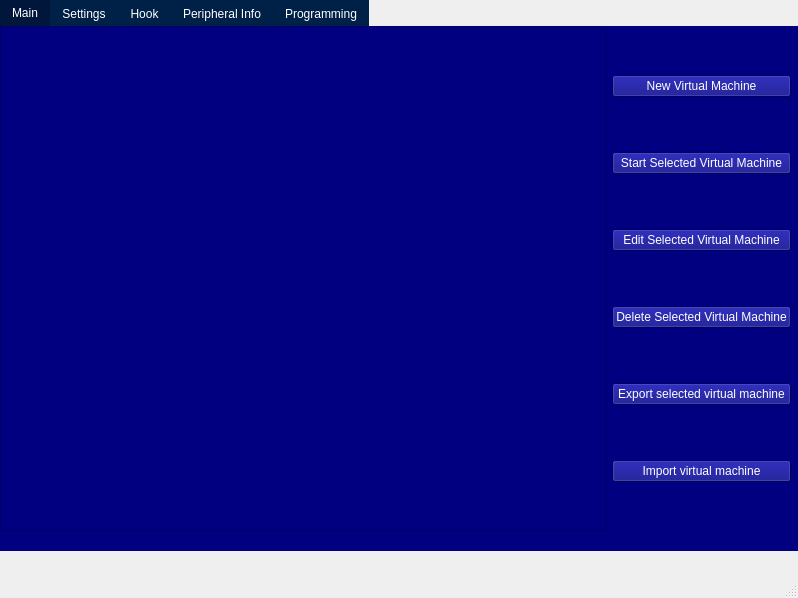
Above: ui/Main.ui from wjqsec/EmuGUI before the change. Below: the same form after it.
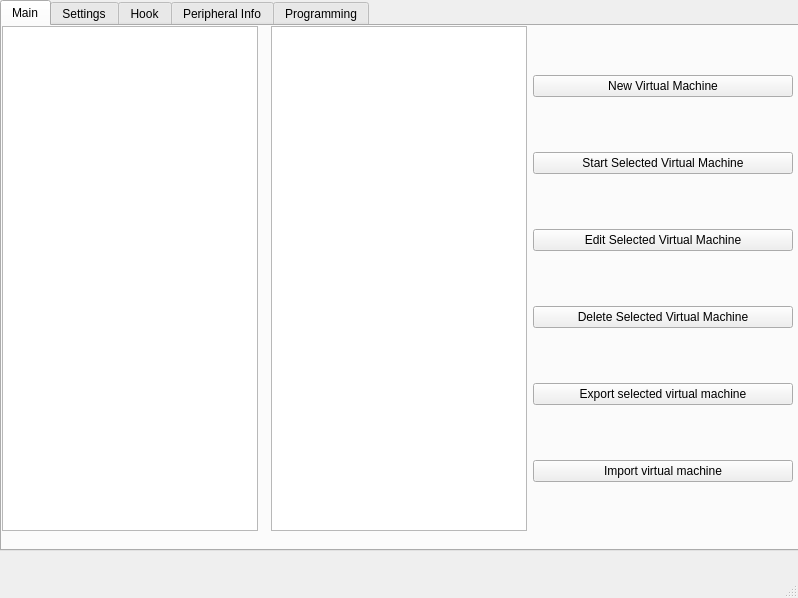
That is the form after the change.

```diff
--- a/ui/Main.ui
+++ b/ui/Main.ui
@@ -32,12 +32,6 @@
        <property name="currentIndex">
         <number>0</number>
        </property>
-       <property name="styleSheet">
-       <string notr="true">QTabWidget#tabWidget::pane { background: navy; }
-      QTabWidget#tabWidget QWidget { background: navy; color: white; }
-      QTabBar::tab { background: #002147; color: white; }
-      QTabBar::tab:selected { background: #00163a; }</string>
-      </property>
        <widget class="QWidget" name="tab">
         <property name="locale">
          <locale language="English" country="UnitedStates"/>
@@ -55,10 +49,7 @@
           </rect>
          </property>
          <layout class="QGridLayout" name="gridLayout_4">
-          <item row="0" column="0">
-           <widget class="QListView" name="listView"/>
-          </item>
-          <item row="0" column="1" rowspan="2">
+          <item row="1" column="2" rowspan="2">
            <layout class="QVBoxLayout" name="verticalLayout">
             <item>
              <widget class="QPushButton" name="pushButton_8">
@@ -104,6 +95,25 @@
             </item>
            </layout>
           </item>
+          <item row="1" column="1" alignment="Qt::AlignRight">
+           <widget class="QListView" name="listView"/>
+          </item>
+          <item row="1" column="0" alignment="Qt::AlignLeft">
+           <widget class="QListView" name="listView_2">
+            <property name="minimumSize">
+             <size>
+              <width>256</width>
+              <height>0</height>
+             </size>
+            </property>
+            <property name="maximumSize">
+             <size>
+              <width>256</width>
+              <height>16777215</height>
+             </size>
+            </property>
+           </widget>
+          </item>
          </layout>
         </widget>
        </widget>
```
Left out of the diff: 5 changed lines with no effect on the pictures.
